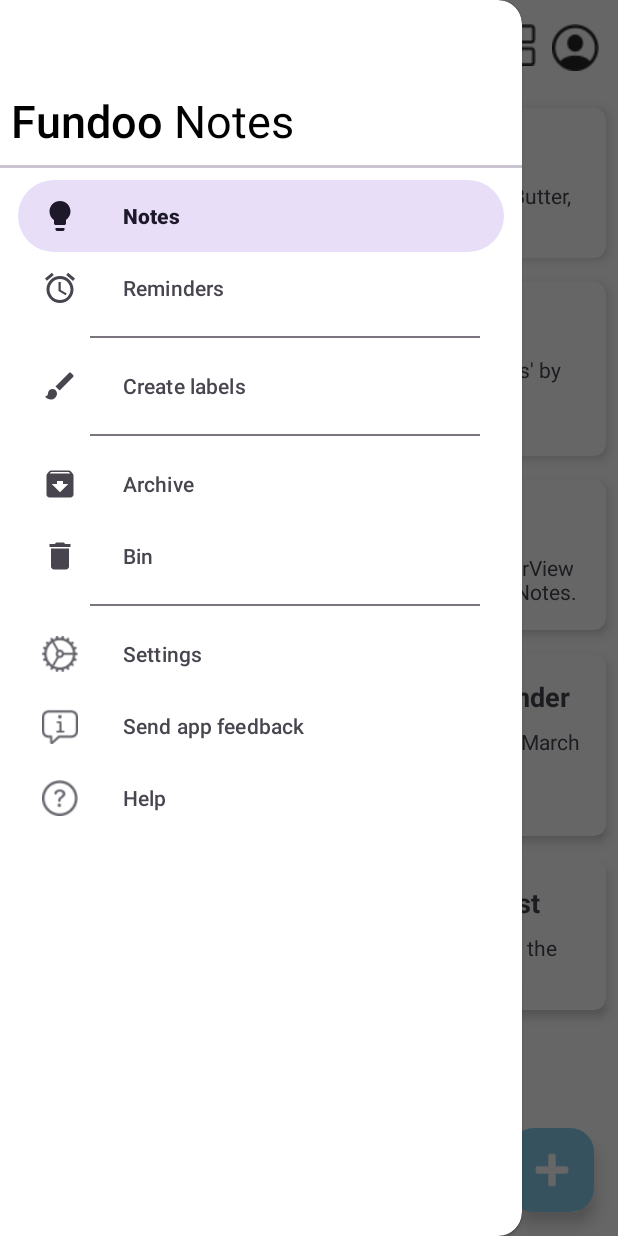
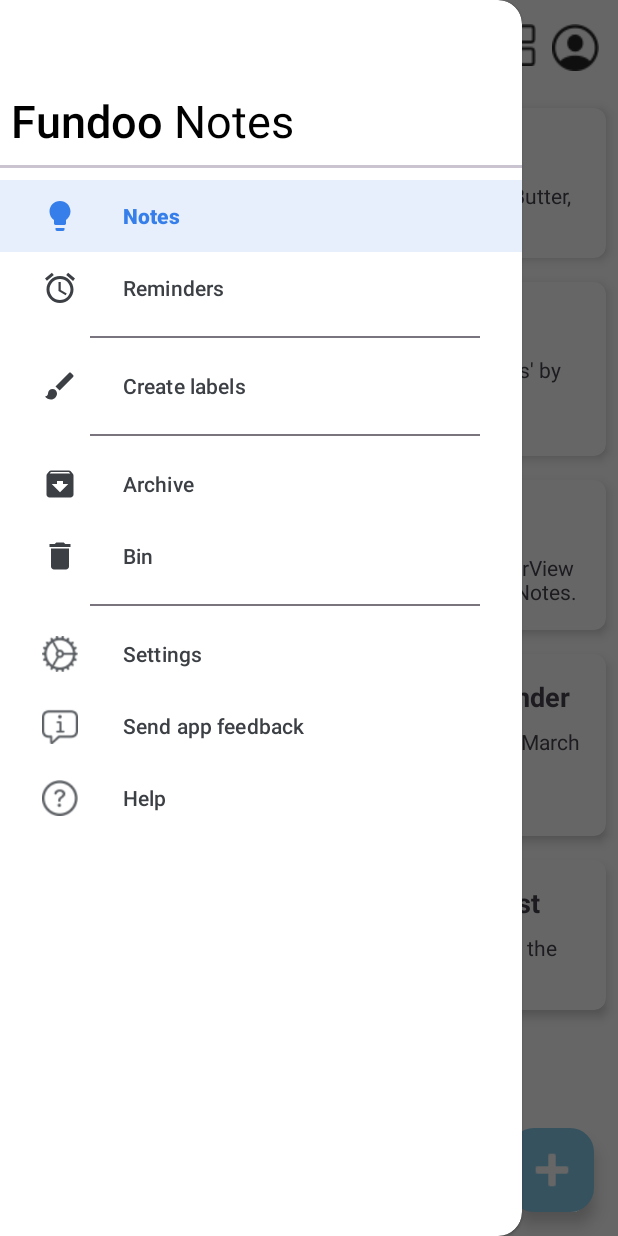
Before and after one commit to akshat-gulati/FundooNotesKotlin, an Android app: the MainActivity screen opened directly, with no data from a screen before it, with the side drawer open, on a phone screen of 412 x 824 dp. Run offline under Robolectric (Android 15) with nearby library versions, the light colour scheme and no system bars.

Commit message:
Color of selected nav drawer changed

```diff
--- /dev/null
+++ b/app/src/main/res/drawable/nav_item_background.xml
@@ -0,0 +1,7 @@
+<?xml version="1.0" encoding="utf-8"?>
+<selector xmlns:android="http://schemas.android.com/apk/res/android">
+    <!-- Selected item -->
+    <item android:drawable="@color/nav_drawer_selected" android:state_checked="true"/>
+    <!-- Default item -->
+    <item android:drawable="@android:color/transparent"/>
+</selector>
--- /dev/null
+++ b/app/src/main/res/drawable/nav_item_text_color.xml
@@ -0,0 +1,6 @@
+<?xml version="1.0" encoding="utf-8"?>
+<selector xmlns:android="http://schemas.android.com/apk/res/android">
+    <item android:color="@color/nav_drawer_selected_text" android:state_checked="true"/>
+    <item android:color="@color/nav_drawer_unselected_text"/>
+
+</selector>
--- a/app/src/main/res/layout/activity_main.xml
+++ b/app/src/main/res/layout/activity_main.xml
@@ -36,5 +36,8 @@
        app:itemIconPadding="30dp"
        app:headerLayout="@layout/drawer_header"
        android:background="@color/white"
+       app:itemTextColor="@drawable/nav_item_text_color"
+       app:itemIconTint="@drawable/nav_item_text_color"
+       app:itemBackground="@drawable/nav_item_background"
        app:dividerInsetStart="60dp"/>
 </androidx.drawerlayout.widget.DrawerLayout>
--- a/app/src/main/res/values/colors.xml
+++ b/app/src/main/res/values/colors.xml
@@ -3,4 +3,10 @@
     <color name="black">#FF000000</color>
     <color name="white">#FFFFFFFF</color>
     <color name="sky_blue">#87CEEB</color>
+    <color name="nav_drawer_selected">#E7EFFD</color>
+    <color name="nav_drawer_selected_text">#367FEA</color>
+    <color name="nav_drawer_unselected_text">#3C4045</color>
+
+
+
 </resources>
```
